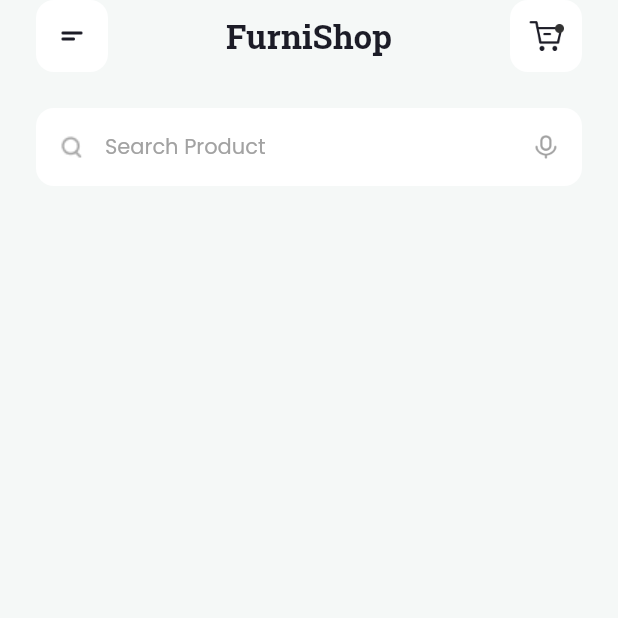
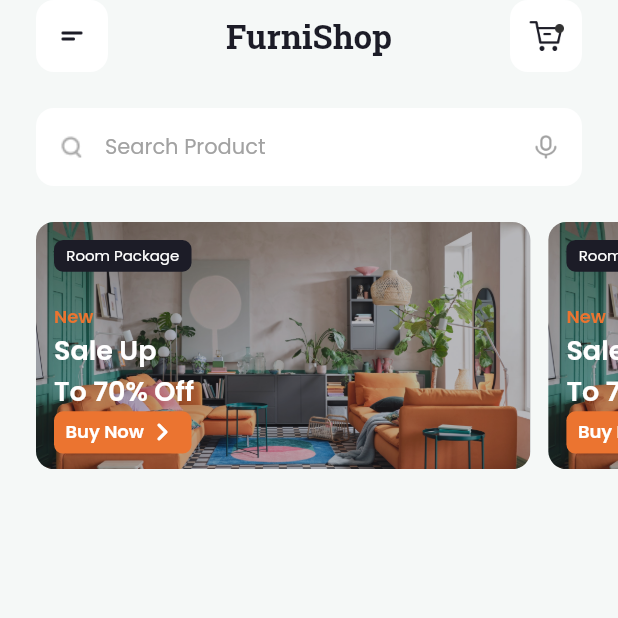
Before and after one commit to LazuardiFadhilah/Furnishop, a Flutter app: the screen it shows after launch, on a phone screen of 412 x 824 dp, the top half of it. Run offline on Flutter 3.47's test engine with Material 2 defaults, Android fonts, the phone set to English and light mode, and no system bars; our stand-ins replace google_fonts.

Commit message:
add promo banner

```diff
--- a/lib/screens/home_screen.dart
+++ b/lib/screens/home_screen.dart
@@ -79,6 +79,98 @@
     );
   }
 
+  Widget promoBar(context) {
+    return Stack(
+      children: [
+        Container(
+          width: MediaQuery.of(context).size.width * 0.8,
+          height: MediaQuery.of(context).size.height * 0.2,
+          decoration: BoxDecoration(
+            borderRadius: BorderRadius.circular(12),
+            image: const DecorationImage(
+              image: AssetImage('assets/promo_img.jpg'),
+              fit: BoxFit.cover,
+            ),
+          ),
+        ),
+        Container(
+          padding: const EdgeInsets.all(12),
+          width: MediaQuery.of(context).size.width * 0.8,
+          height: MediaQuery.of(context).size.height * 0.2,
+          decoration: BoxDecoration(
+            borderRadius: BorderRadius.circular(12),
+            color: blackColor.withOpacity(0.3),
+          ),
+          child: LayoutBuilder(
+            builder: (context, constraints) {
+              return Column(
+                crossAxisAlignment: CrossAxisAlignment.start,
+                children: [
+                  Container(
+                    alignment: Alignment.center,
+                    height: constraints.maxHeight * 0.15,
+                    width: constraints.maxWidth * 0.3,
+                    decoration: BoxDecoration(
+                      borderRadius: BorderRadius.circular(6),
+                      color: blackColor,
+                    ),
+                    child: Text(
+                      'Room Package',
+                      style: buttonTextStyle.copyWith(
+                        fontSize: 10,
+                        fontWeight: regular,
+                      ),
+                    ),
+                  ),
+                  SizedBox(
+                    height: constraints.maxHeight * 0.15,
+                  ),
+                  Text(
+                    'New',
+                    style: descTextStyle.copyWith(
+                      fontSize: 12,
+                      fontWeight: semiBold,
+                      color: orangeColor,
+                    ),
+                  ),
+                  Text(
+                    'Sale Up \nTo 70% Off',
+                    textAlign: TextAlign.left,
+                    style: buttonTextStyle.copyWith(
+                      fontSize: 18,
+                    ),
+                  ),
+                  Container(
+                    alignment: Alignment.center,
+                    width: constraints.maxWidth * 0.3,
+                    height: constraints.maxHeight * 0.2,
+                    decoration: BoxDecoration(
+                      color: orangeColor,
+                      borderRadius: BorderRadius.circular(6),
+                    ),
+                    child: Row(
+                      mainAxisAlignment: MainAxisAlignment.center,
+                      children: [
+                        Text(
+                          'Buy Now',
+                          style: buttonTextStyle,
+                        ),
+                        const Icon(
+                          Icons.navigate_next_rounded,
+                          color: whiteColor,
+                        ),
+                      ],
+                    ),
+                  ),
+                ],
+              );
+            },
+          ),
+        ),
+      ],
+    );
+  }
+
   @override
   Widget build(BuildContext context) {
     return Scaffold(
@@ -95,6 +187,22 @@
               height: 24,
             ),
             searchBar(context),
+            const SizedBox(
+              height: 24,
+            ),
+            SingleChildScrollView(
+              scrollDirection: Axis.horizontal,
+              padding: const EdgeInsets.symmetric(horizontal: 24),
+              child: Row(
+                children: [
+                  promoBar(context),
+                  const SizedBox(
+                    width: 12,
+                  ),
+                  promoBar(context),
+                ],
+              ),
+            )
           ],
         ),
       ),
```
Also changed, not shown: assets/promo_img.jpg (renamed from assets/promo_img.jpeg).
